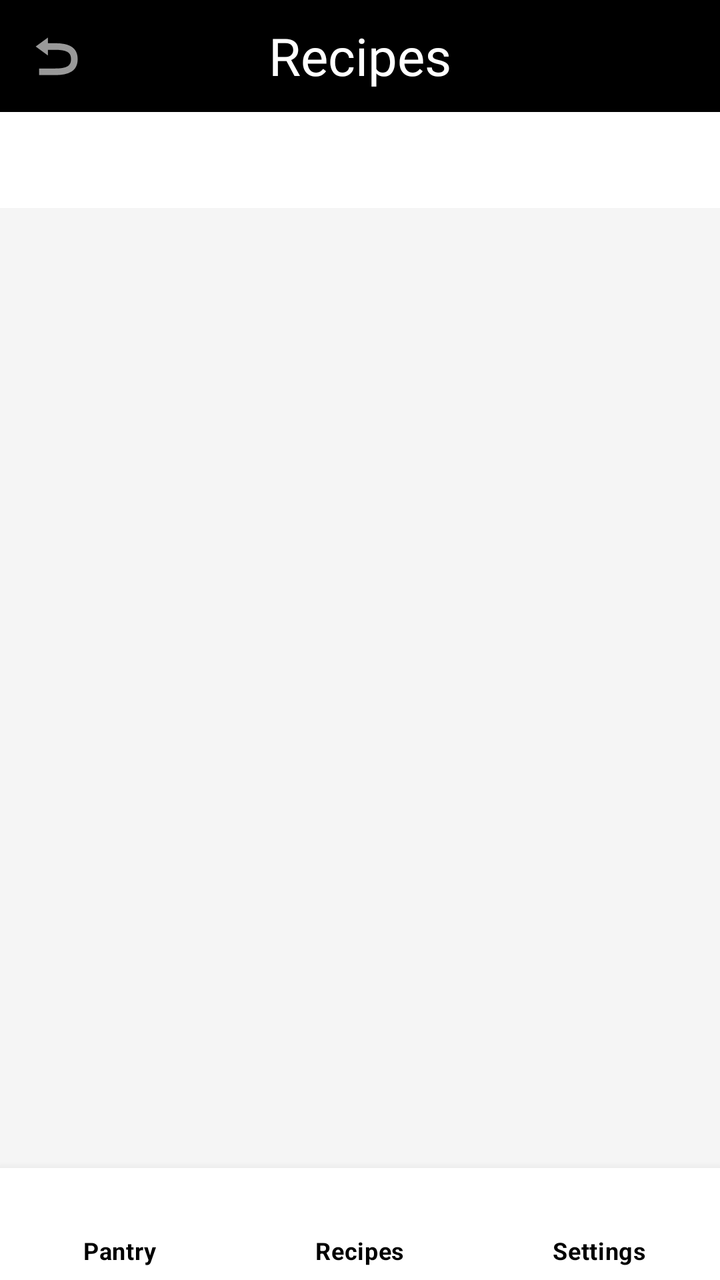
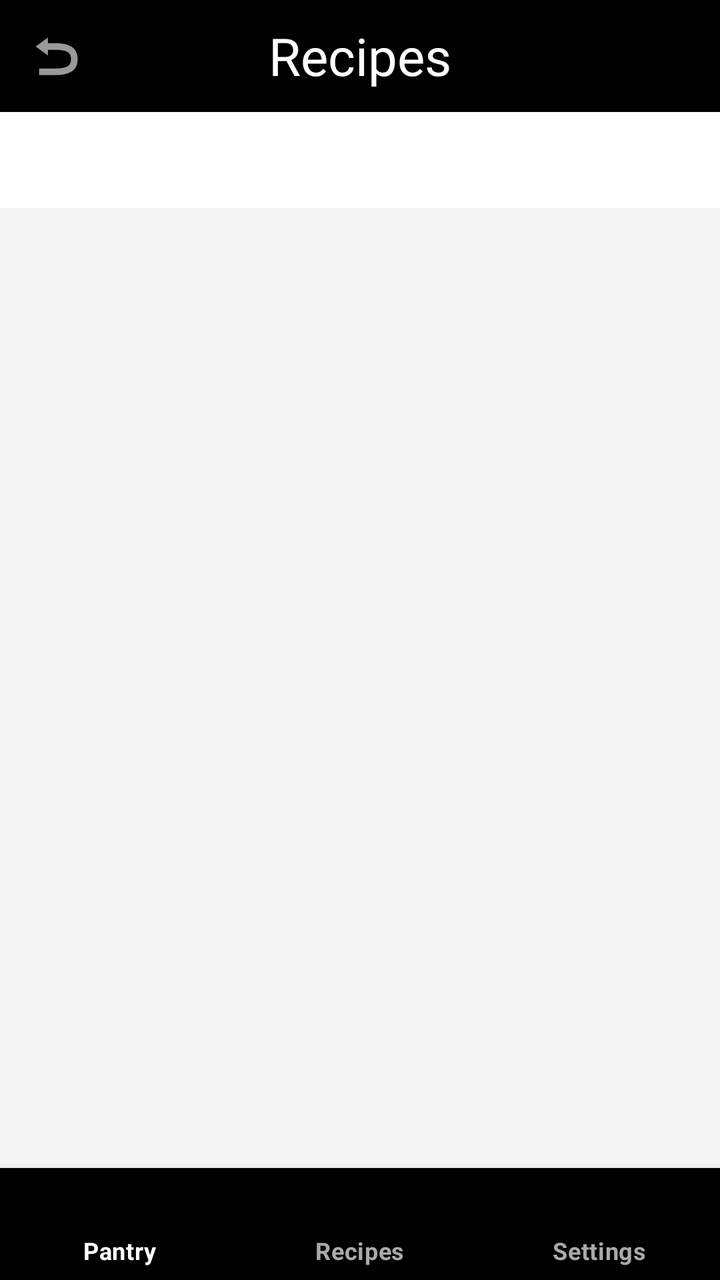

Before-and-after screenshots of an Android layout around one commit, followed by the original layout XML and the change that was made.
<!-- AndroidManifest.xml: application theme Theme.SmartPantryManager -->
<!-- res/layout/activity_suggested_recipes.xml -->
<?xml version="1.0" encoding="utf-8"?>
<LinearLayout xmlns:android="http://schemas.android.com/apk/res/android"
    xmlns:app="http://schemas.android.com/apk/res-auto"
    android:layout_width="match_parent"
    android:layout_height="match_parent"
    android:orientation="vertical"
    android:background="#F5F5F5">

    
    <com.google.android.material.appbar.AppBarLayout
        android:layout_width="match_parent"
        android:layout_height="wrap_content"
        android:background="#000000">

        <FrameLayout
            android:layout_width="match_parent"
            android:layout_height="?attr/actionBarSize">

            <com.google.android.material.appbar.MaterialToolbar
                android:id="@+id/toolbar"
                android:layout_width="match_parent"
                android:layout_height="match_parent"
                app:navigationIcon="@android:drawable/ic_menu_revert"
                app:title="" />

            <TextView
                android:layout_width="wrap_content"
                android:layout_height="wrap_content"
                android:layout_gravity="center"
                android:text="Recipes"
                android:fontFamily="@font/pacifico"
                android:textColor="#FFFFFF"
                android:textSize="26sp" />
        </FrameLayout>
    </com.google.android.material.appbar.AppBarLayout>

    
    <com.google.android.material.tabs.TabLayout
        android:id="@+id/tabLayout"
        android:layout_width="match_parent"
        android:layout_height="wrap_content"
        android:background="#FFFFFF"
        app:tabMode="fixed"
        app:tabTextColor="#666666"
        app:tabSelectedTextColor="#000000" />

    
    <LinearLayout
        android:id="@+id/layoutEmptyState"
        android:layout_width="match_parent"
        android:layout_height="0dp"
        android:layout_weight="1"
        android:orientation="vertical"
        android:gravity="center"
        android:padding="32dp"
        android:visibility="gone">

        <TextView
            android:id="@+id/tvEmptyMessage"
            android:layout_width="wrap_content"
            android:layout_height="wrap_content"
            android:text="No recipes match your pantry yet.\nAdd more ingredients!"
            android:textAlignment="center"
            android:textSize="16sp"
            android:textColor="#000000" />
    </LinearLayout>

    
    <androidx.recyclerview.widget.RecyclerView
        android:id="@+id/recyclerViewRecipes"
        android:layout_width="match_parent"
        android:layout_height="0dp"
        android:layout_weight="1"
        android:padding="8dp" />

    
    <com.google.android.material.bottomnavigation.BottomNavigationView
        android:id="@+id/bottomNavigation"
        android:layout_width="match_parent"
        android:layout_height="wrap_content"
        android:background="#FFFFFF"
        app:menu="@menu/bottom_nav_menu"
        app:labelVisibilityMode="labeled"
        app:itemIconTint="#000000"
        app:itemTextColor="#000000"
        app:itemTextAppearanceActive="@style/BoldTextStyle"
        app:itemTextAppearanceInactive="@style/BoldTextStyle" />

</LinearLayout>
<!-- resources referenced by this layout -->
<resources>
  <style name="BoldTextStyle" parent="TextAppearance.MaterialComponents.Body2">
          <item name="android:textStyle">bold</item>
          <item name="android:textSize">12sp</item>
      </style>
  <style name="Theme.SmartPantryManager" parent="Theme.MaterialComponents.DayNight.NoActionBar">
          
          <item name="colorPrimary">#000000</item>
          <item name="colorPrimaryVariant">#000000</item>
          <item name="colorOnPrimary">#FFFFFF</item>
  
          
          <item name="colorSecondary">#000000</item>
          <item name="colorSecondaryVariant">#000000</item>
          <item name="colorOnSecondary">#FFFFFF</item>
  
          
          <item name="android:statusBarColor">#000000</item>
          <item name="android:windowLightStatusBar">false</item>
  
          
          <item name="android:windowBackground">#F5F5F5</item>
      </style>
</resources>

<!-- the commit's change to res/layout/activity_suggested_recipes.xml (unified diff, before → after) -->
@@ -78,11 +78,11 @@
         android:id="@+id/bottomNavigation"
         android:layout_width="match_parent"
         android:layout_height="wrap_content"
-        android:background="#FFFFFF"
+        android:background="#000000"
         app:menu="@menu/bottom_nav_menu"
         app:labelVisibilityMode="labeled"
-        app:itemIconTint="#000000"
-        app:itemTextColor="#000000"
+        app:itemIconTint="@color/bottom_nav_colors"
+        app:itemTextColor="@color/bottom_nav_colors"
         app:itemTextAppearanceActive="@style/BoldTextStyle"
         app:itemTextAppearanceInactive="@style/BoldTextStyle" />
 
